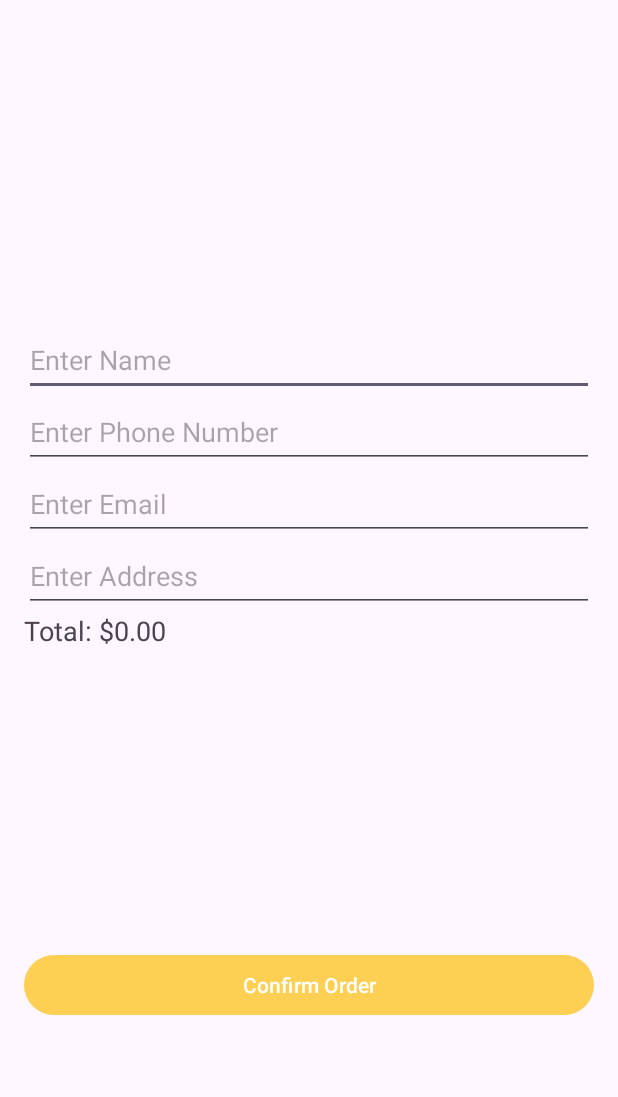
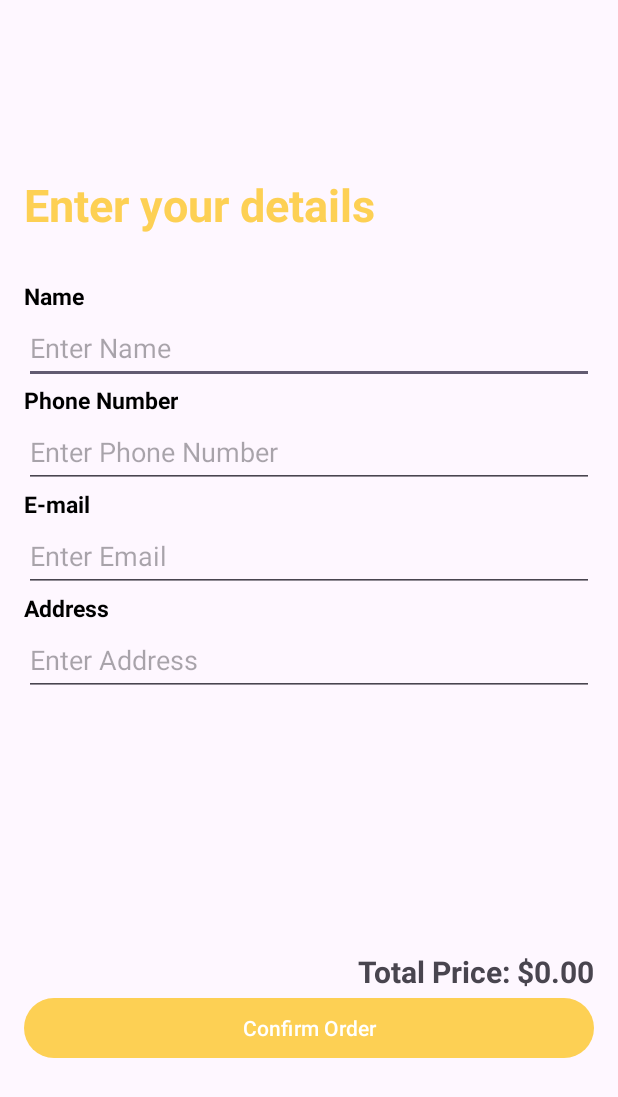
Before and after one commit to Rafiaa01/sizzelCraft, an Android app: the Checkout screen opened directly, with no data from a screen before it, on a phone screen of 412 x 824 dp. Shown: the top 1097 px of the screen. Run offline under Robolectric (Android 15) with nearby library versions, the phone set to English and light mode, and no system bars.

Commit message:
checkout update

```diff
--- a/app/src/main/java/com/example/sizzelcraft/Checkout.java
+++ b/app/src/main/java/com/example/sizzelcraft/Checkout.java
@@ -20,7 +20,7 @@ public class Checkout extends AppCompatActivity {
     EditText edtName, edtPhoneNumber, edtEmail, edtAddress;
     Button btnConfirmOrder;
     TextView totalPriceView;
-    ArrayList<fooditem> cartItems = new ArrayList<>();
+    double totalPrice;
 
     @Override
     protected void onCreate(Bundle savedInstanceState) {
@@ -34,12 +34,11 @@ public class Checkout extends AppCompatActivity {
         btnConfirmOrder = findViewById(R.id.btnConfirmOrder);
         totalPriceView = findViewById(R.id.total_price1);
 
-        // Get the cart items from the Intent that started this activity
-        if (getIntent().getSerializableExtra("cart_items") != null) {
-            cartItems = (ArrayList<fooditem>) getIntent().getSerializableExtra("cart_items");
-        }
+        // Get the total price from the Intent
+        totalPrice = getIntent().getDoubleExtra("total_price", 0.0);
 
-        // Calculate and display the total price
+        // Display the total price
+        totalPriceView.setText("Total Price: $" + String.format("%.2f", totalPrice));
 
         // Set up the "Confirm Order" button click listener
         btnConfirmOrder.setOnClickListener(new View.OnClickListener() {
--- a/app/src/main/java/com/example/sizzelcraft/cartfragment.java
+++ b/app/src/main/java/com/example/sizzelcraft/cartfragment.java
@@ -19,6 +19,7 @@ public class cartfragment extends Fragment {
     private CartAdapter cartAdapter;
     private CartDatabaseHelper dbHelper;
     private TextView totalPriceTextView;
+    private double totalPrice;
 
     @Nullable
     @Override
@@ -49,6 +50,7 @@ public class cartfragment extends Fragment {
         checkoutButton.setOnClickListener(v -> {
             // Open the CheckoutActivity
             Intent intent = new Intent(getContext(), Checkout.class);
+            intent.putExtra("total_price", totalPrice);
             startActivity(intent);
         });
 
@@ -72,7 +74,7 @@ public class cartfragment extends Fragment {
 
     // Method to calculate and display the total price
     private void calculateAndDisplayTotalPrice(ArrayList<fooditem> cartItems) {
-        double totalPrice = 0.0;
+        totalPrice = 0.0;
 
         for (fooditem item : cartItems) {
             // Parse the price to double and add to total
--- a/app/src/main/res/layout/activity_checkout.xml
+++ b/app/src/main/res/layout/activity_checkout.xml
@@ -5,15 +5,41 @@
     android:orientation="vertical"
     android:padding="16dp">
 
+    <TextView
+        android:id="@+id/title"
+        android:layout_width="match_parent"
+        android:layout_height="wrap_content"
+        android:text="Enter your details"
+        android:textSize="30dp"
+        android:textStyle="bold"
+        android:textColor="@color/yellow"
+        android:layout_marginTop="100dp"
+        android:layout_marginLeft="0dp"/>
     <!-- Name Input -->
+    <TextView
+        android:id="@+id/name"
+        android:layout_width="wrap_content"
+        android:layout_height="wrap_content"
+        android:text="Name"
+        android:textStyle="bold"
+        android:layout_marginTop="30dp"
+        android:textSize="15dp"
+        android:textColor="@color/black" />
     <EditText
         android:id="@+id/edtName"
         android:layout_width="match_parent"
         android:layout_height="48dp"
-        android:layout_marginTop="200dp"
         android:hint="Enter Name"
         android:inputType="textPersonName" />
 
+    <TextView
+        android:id="@+id/Phno"
+        android:layout_width="wrap_content"
+        android:layout_height="wrap_content"
+        android:text="Phone Number"
+        android:textStyle="bold"
+        android:textSize="15dp"
+        android:textColor="@color/black" />
     <!-- Phone Number Input -->
     <EditText
         android:id="@+id/edtPhoneNumber"
@@ -22,6 +48,14 @@
         android:hint="Enter Phone Number"
         android:inputType="phone" />
 
+    <TextView
+        android:id="@+id/email"
+        android:layout_width="wrap_content"
+        android:layout_height="wrap_content"
+        android:text="E-mail"
+        android:textStyle="bold"
+        android:textSize="15dp"
+        android:textColor="@color/black" />
     <!-- Email Input -->
     <EditText
         android:id="@+id/edtEmail"
@@ -30,6 +64,14 @@
         android:hint="Enter Email"
         android:inputType="textEmailAddress" />
 
+    <TextView
+        android:id="@+id/address"
+        android:layout_width="wrap_content"
+        android:layout_height="wrap_content"
+        android:text="Address"
+        android:textStyle="bold"
+        android:textSize="15dp"
+        android:textColor="@color/black" />
     <!-- Address Input -->
     <EditText
         android:id="@+id/edtAddress"
@@ -40,15 +82,17 @@
 
     <TextView
         android:id="@+id/total_price1"
-        android:layout_width="match_parent"
+        android:layout_width="wrap_content"
         android:layout_height="wrap_content"
-        android:text="Total: $0.00"
-        android:textSize="18sp" />
+        android:textSize="20dp"
+        android:textStyle="bold"
+        android:layout_marginTop="170dp"
+        android:layout_gravity="right"
+        />
     <!-- Confirm Order Button -->
     <Button
         android:id="@+id/btnConfirmOrder"
         android:layout_width="match_parent"
         android:layout_height="wrap_content"
-        android:layout_marginTop="200dp"
         android:text="Confirm Order" />
 </LinearLayout>
```
